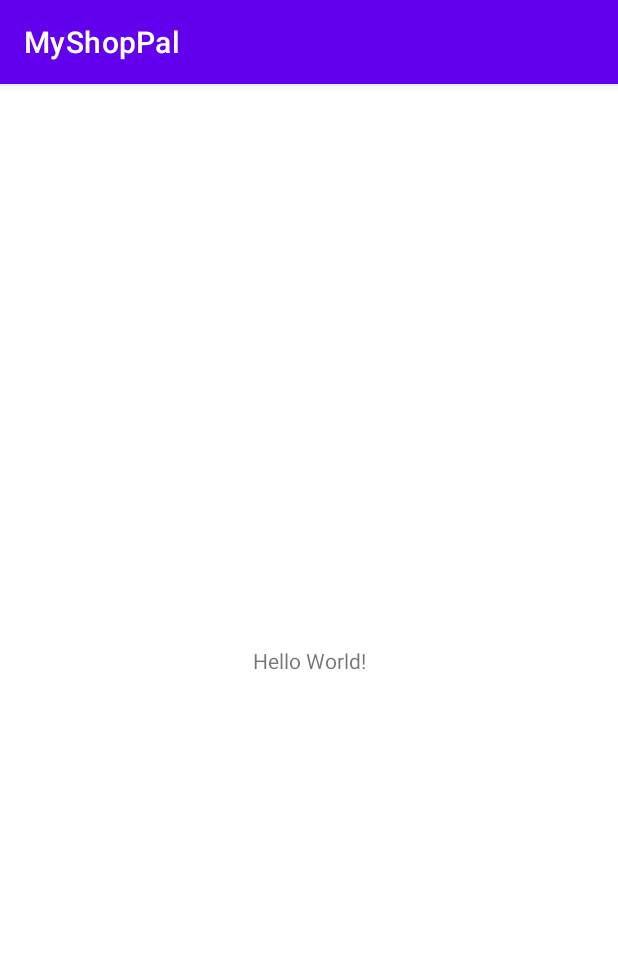
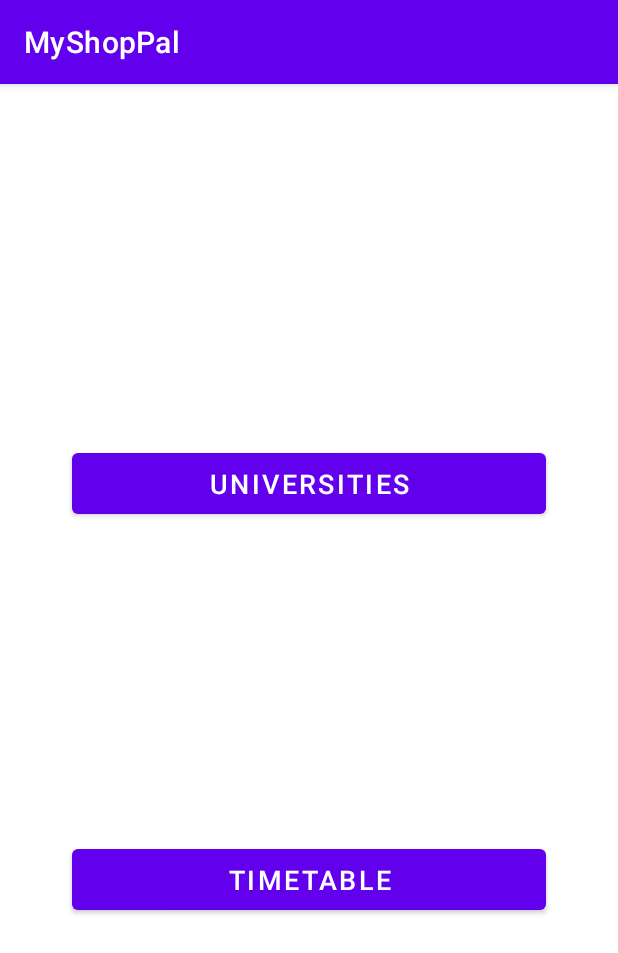
Before and after one commit to logotet/University_Student_Assistant, an Android app: the MainActivity screen opened directly, with no data from a screen before it, on a phone screen of 412 x 824 dp. Shown: the top 953 px of the screen. Run offline under Robolectric (Android 15) with nearby library versions, the phone set to English and light mode, and no system bars; our stand-ins replace data binding; 1 statement that could not run was skipped.

Commit message:
Initial commit

```diff
--- a/app/build.gradle
+++ b/app/build.gradle
@@ -38,6 +38,10 @@ dependencies {
     implementation 'androidx.appcompat:appcompat:1.2.0'
     implementation 'com.google.android.material:material:1.3.0'
     implementation 'androidx.constraintlayout:constraintlayout:2.0.4'
+    implementation 'androidx.navigation:navigation-fragment:2.3.4'
+    implementation 'androidx.navigation:navigation-ui:2.3.4'
+    implementation 'androidx.lifecycle:lifecycle-livedata-ktx:2.3.0'
+    implementation 'androidx.lifecycle:lifecycle-viewmodel-ktx:2.3.0'
     testImplementation 'junit:junit:4.+'
     androidTestImplementation 'androidx.test.ext:junit:1.1.2'
     androidTestImplementation 'androidx.test.espresso:espresso-core:3.3.0'
--- a/app/src/main/java/com/logotet/universitystudentassistant/data/Repository.java
+++ b/app/src/main/java/com/logotet/universitystudentassistant/data/Repository.java
@@ -12,6 +12,10 @@ public class Repository {
     }
 
     public void createAccount(String email, String password, Context context){
-        firebaseAuthService.signIn(email, password, context);
+        firebaseAuthService.createAccount(email, password, context);
+    }
+
+    public void signIn(String email, String password, Context context){
+        firebaseAuthService.signIntoAccount(email, password, context);
     }
 }
--- a/app/src/main/java/com/logotet/universitystudentassistant/ui/MainActivity.java
+++ b/app/src/main/java/com/logotet/universitystudentassistant/ui/MainActivity.java
@@ -3,6 +3,7 @@ package com.logotet.universitystudentassistant.ui;
 import androidx.appcompat.app.AppCompatActivity;
 import androidx.databinding.DataBindingUtil;
 
+import android.content.Intent;
 import android.os.Bundle;
 
 import com.logotet.universitystudentassistant.R;
@@ -16,5 +17,8 @@ public class MainActivity extends BaseActivity {
     protected void onCreate(Bundle savedInstanceState) {
         super.onCreate(savedInstanceState);
         binding = DataBindingUtil.setContentView(this, R.layout.activity_main);
+
+        binding.btnUniversities.setOnClickListener(view ->
+                startActivity(new Intent(MainActivity.this, UniversityActivity.class)));
     }
 }
--- a/app/src/main/java/com/logotet/universitystudentassistant/utils/AppConstants.java
+++ b/app/src/main/java/com/logotet/universitystudentassistant/utils/AppConstants.java
@@ -3,4 +3,6 @@ package com.logotet.universitystudentassistant.utils;
 public class AppConstants {
 
     public static final String USERS = "users";
+    public static final String DUMMY_EMAIL = "dummy@email.com";
+    public static final String DUMMY_PASSWORD = "123456";
 }
--- a/app/src/main/res/layout/activity_main.xml
+++ b/app/src/main/res/layout/activity_main.xml
@@ -3,23 +3,52 @@
     xmlns:app="http://schemas.android.com/apk/res-auto"
     xmlns:tools="http://schemas.android.com/tools">
 
-    <data>
-
-    </data>
 
     <androidx.constraintlayout.widget.ConstraintLayout
         android:layout_width="match_parent"
         android:layout_height="match_parent"
         tools:context=".ui.MainActivity">
 
-        <TextView
-            android:layout_width="wrap_content"
+
+        <Button
+            android:id="@+id/btn_universities"
+            android:layout_width="match_parent"
             android:layout_height="wrap_content"
-            android:text="Hello World!"
+            android:layout_gravity="center"
+            android:layout_marginHorizontal="48dp"
+            android:layout_marginTop="240dp"
+            android:foreground="?attr/selectableItemBackground"
+            android:gravity="center"
+            android:paddingTop="@dimen/btn_padding"
+            android:paddingBottom="@dimen/btn_padding"
+            android:text="@string/universities"
+            android:textColor="@android:color/white"
+            android:textSize="@dimen/btn_textSize"
+            app:layout_constraintEnd_toEndOf="parent"
+            app:layout_constraintHorizontal_bias="0.0"
+            app:layout_constraintStart_toStartOf="parent"
+            app:layout_constraintTop_toTopOf="parent" />
+
+        <Button
+            android:id="@+id/btn_timetable"
+            android:layout_width="match_parent"
+            android:layout_height="wrap_content"
+            android:layout_gravity="center"
+            android:layout_marginHorizontal="48dp"
+            android:layout_marginTop="8dp"
+            android:layout_marginBottom="8dp"
+            android:foreground="?attr/selectableItemBackground"
+            android:gravity="center"
+            android:paddingTop="@dimen/btn_padding"
+            android:paddingBottom="@dimen/btn_padding"
+            android:text="@string/timetable"
+            android:textColor="@android:color/white"
+            android:textSize="@dimen/btn_textSize"
             app:layout_constraintBottom_toBottomOf="parent"
-            app:layout_constraintLeft_toLeftOf="parent"
-            app:layout_constraintRight_toRightOf="parent"
-            app:layout_constraintTop_toTopOf="parent" />
+            app:layout_constraintEnd_toEndOf="parent"
+            app:layout_constraintHorizontal_bias="0.0"
+            app:layout_constraintStart_toStartOf="parent"
+            app:layout_constraintTop_toBottomOf="@+id/btn_universities" />
 
     </androidx.constraintlayout.widget.ConstraintLayout>
 </layout>
```
Also changed, not shown: app/src/main/AndroidManifest.xml (+6 -5 lines), app/src/main/java/com/logotet/universitystudentassistant/data/remote/firabase/FirebaseAuthService.java (+25 -3 lines), app/src/main/java/com/logotet/universitystudentassistant/ui/LoginActivity.java (+18 -2 lines), app/src/main/java/com/logotet/universitystudentassistant/ui/SignupActivity.java (+8 -1 lines), app/src/main/res/values/strings.xml (+6 -5 lines).
